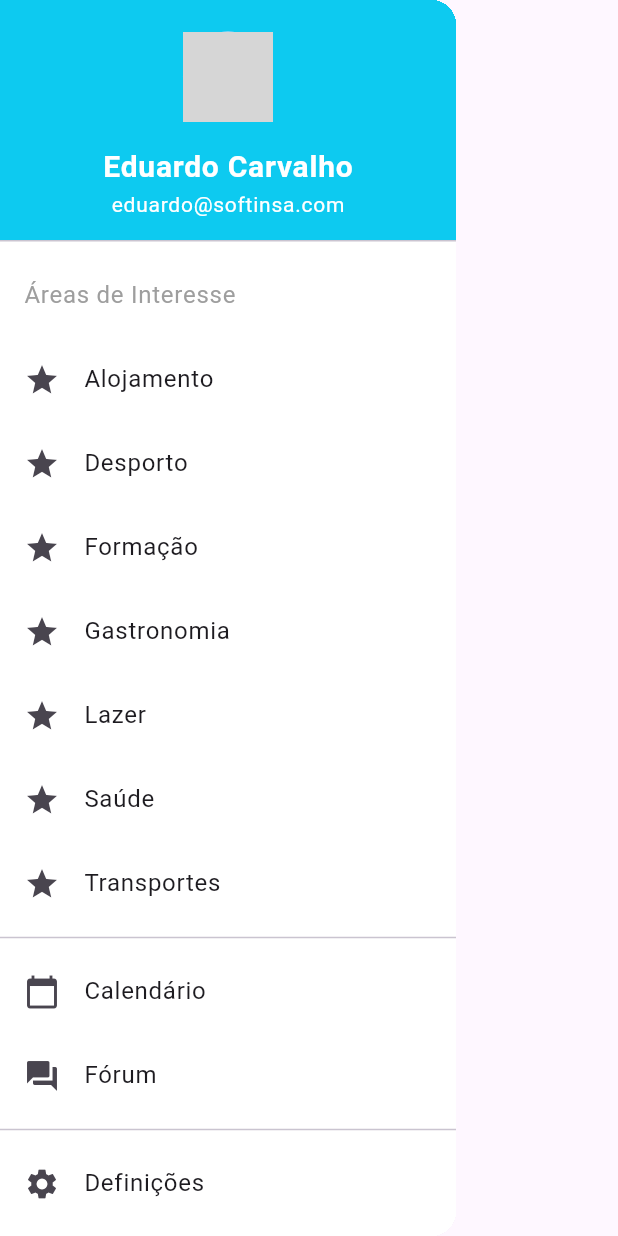
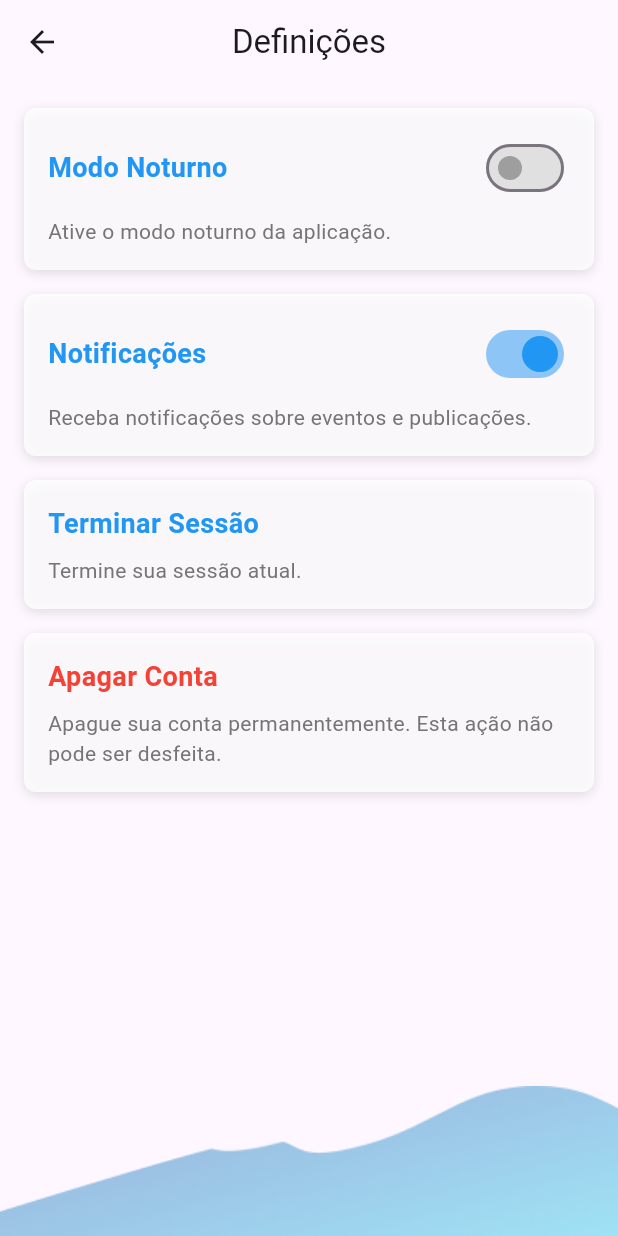
Before and after one commit to Hazyc/PINT-Mobile, a Flutter app: the CustomDrawer widget shown alone on an empty page, opened directly with empty values, after a tap on "Definições", on a phone screen of 412 x 824 dp. Run offline on Flutter 3.47's test engine with Material 3 defaults, Android fonts, the phone set to English and light mode, and no system bars; our stand-ins replace curved_navigation_bar, file_picker, flutter_rating_bar, flutter_secure_storage, geolocator, google_maps_flutter and 3 more; accounts and stored records are empty; network calls fail; grey boxes are pictures that could not be loaded.

Commit message:
Atualização v3

```diff
--- a/lib/Components/Drawer.dart
+++ b/lib/Components/Drawer.dart
@@ -2,6 +2,7 @@ import 'package:flutter/material.dart';
 import 'package:http/http.dart' as http;
 import 'dart:convert';
 import '../pages/ListaForuns.dart'; // Certifique-se de ajustar o caminho conforme necessário
+import '../pages/DefiniçõesPage.dart';
 
 class CustomDrawer extends StatefulWidget {
   final Function(String) onAreaTap;
@@ -170,9 +171,12 @@ class _CustomDrawerState extends State<CustomDrawer> {
             ListTile(
               leading: Icon(Icons.settings),
               title: Text('Definições'),
-              onTap: () {
-                // Navegação para a página de definições
-              },
+              onTap: () => Navigator.push(
+                context,
+                MaterialPageRoute(
+                  builder: (context) => SettingsPage(),
+                ),
+              ),
             ),
             ListTile(
               leading: Icon(Icons.exit_to_app),
--- /dev/null
+++ b/lib/pages/DefiniçõesPage.dart
@@ -0,0 +1,242 @@
+import 'package:flutter/material.dart';
+
+void main() {
+  runApp(MyApp());
+}
+
+class MyApp extends StatelessWidget {
+  @override
+  Widget build(BuildContext context) {
+    return MaterialApp(
+      home: SettingsPage(),
+    );
+  }
+}
+
+class SettingsPage extends StatefulWidget {
+  @override
+  _SettingsPageState createState() => _SettingsPageState();
+}
+
+class _SettingsPageState extends State<SettingsPage> {
+  bool isDarkMode = false;
+  bool isNotificationsEnabled = true;
+
+  @override
+  Widget build(BuildContext context) {
+    return Scaffold(
+      appBar: AppBar(
+        title: Text('Definições'),
+        centerTitle: true,
+      ),
+      body: Stack(
+        children: [
+          // Imagem de fundo
+          Positioned(
+            bottom: 0,
+            left: 0,
+            right: 0,
+            child: Image.asset(
+              'assets/vetor_invertido.png',
+              fit: BoxFit.cover,
+              height: 100,
+            ),
+          ),
+          Padding(
+            padding: const EdgeInsets.all(16.0),
+            child: Column(
+              crossAxisAlignment: CrossAxisAlignment.stretch,
+              children: [
+                buildSettingsOption(
+                  'Modo Noturno',
+                  'Ative o modo noturno da aplicação.',
+                  Switch(
+                    value: isDarkMode,
+                    onChanged: (bool value) {
+                      setState(() {
+                        isDarkMode = value;
+                      });
+                    },
+                    activeColor: Colors.blue,
+                    inactiveThumbColor: Colors.grey,
+                    inactiveTrackColor: Colors.grey[300],
+                  ),
+                  Colors.blue, // Cor do título
+                ),
+                SizedBox(height: 16),
+                buildSettingsOption(
+                  'Notificações',
+                  'Receba notificações sobre eventos e publicações.',
+                  Switch(
+                    value: isNotificationsEnabled,
+                    onChanged: (bool value) {
+                      setState(() {
+                        isNotificationsEnabled = value;
+                      });
+                    },
+                    activeColor: Colors.blue,
+                    inactiveThumbColor: Colors.grey,
+                    inactiveTrackColor: Colors.grey[300],
+                  ),
+                  Colors.blue, // Cor do título
+                ),
+                SizedBox(height: 16),
+                buildClickableOption(
+                  'Terminar Sessão',
+                  'Termine sua sessão atual.',
+                  () {
+                    showDialog(
+                      context: context,
+                      builder: (BuildContext context) {
+                        return AlertDialog(
+                          title: Text('Terminar Sessão'),
+                          content: Text('Tem certeza de que deseja terminar a sessão?'),
+                          actions: [
+                            TextButton(
+                              onPressed: () {
+                                Navigator.of(context).pop();
+                              },
+                              child: Text('Cancelar'),
+                            ),
+                            TextButton(
+                              onPressed: () {
+                                // Lógica para terminar a sessão
+                                Navigator.of(context).pop();
+                              },
+                              child: Text(
+                                'Terminar Sessão',
+                                style: TextStyle(color: Colors.red),
+                              ),
+                            ),
+                          ],
+                        );
+                      },
+                    );
+                  },
+                  Colors.blue, // Cor do título
+                ),
+                SizedBox(height: 16),
+                buildClickableOption(
+                  'Apagar Conta',
+                  'Apague sua conta permanentemente. Esta ação não pode ser desfeita.',
+                  () {
+                    showDialog(
+                      context: context,
+                      builder: (BuildContext context) {
+                        return AlertDialog(
+                          title: Text('Apagar Conta'),
+                          content: Text('Tem certeza de que deseja apagar sua conta? Esta ação não pode ser desfeita.'),
+                          actions: [
+                            TextButton(
+                              onPressed: () {
+                                Navigator.of(context).pop();
+                              },
+                              child: Text('Cancelar'),
+                            ),
+                            TextButton(
+                              onPressed: () {
+                                // Lógica para apagar a conta
+                                Navigator.of(context).pop();
+                              },
+                              child: Text('Apagar', style: TextStyle(color: Colors.red)),
+                            ),
+                          ],
+                        );
+                      },
+                    );
+                  },
+                  Colors.red, // Cor do título
+                ),
+              ],
+            ),
+          ),
+        ],
+      ),
+    );
+  }
+
+  Widget buildSettingsOption(String title, String description, Widget control, Color titleColor) {
+    return Container(
+      padding: const EdgeInsets.all(16.0),
+      decoration: BoxDecoration(
+        color: Colors.white.withOpacity(0.8),
+        borderRadius: BorderRadius.circular(8.0),
+        boxShadow: [
+          BoxShadow(
+            color: Colors.black12,
+            blurRadius: 6.0,
+            offset: Offset(0, 2),
+          ),
+        ],
+      ),
+      child: Column(
+        crossAxisAlignment: CrossAxisAlignment.start,
+        children: [
+          Row(
+            mainAxisAlignment: MainAxisAlignment.spaceBetween,
+            children: [
+              Text(
+                title,
+                style: TextStyle(
+                  fontSize: 18,
+                  fontWeight: FontWeight.bold,
+                  color: titleColor,
+                ),
+              ),
+              control,
+            ],
+          ),
+          SizedBox(height: 8),
+          Text(
+            description,
+            style: TextStyle(
+              fontSize: 14,
+              color: Colors.grey[600],
+            ),
+          ),
+        ],
+      ),
+    );
+  }
+
+  Widget buildClickableOption(String title, String description, VoidCallback onTap, Color color) {
+    return GestureDetector(
+      onTap: onTap,
+      child: Container(
+        padding: const EdgeInsets.all(16.0),
+        decoration: BoxDecoration(
+          color: Colors.white.withOpacity(0.8),
+          borderRadius: BorderRadius.circular(8.0),
+          boxShadow: [
+            BoxShadow(
+              color: Colors.black12,
+              blurRadius: 6.0,
+              offset: Offset(0, 2),
+            ),
+          ],
+        ),
+        child: Column(
+          crossAxisAlignment: CrossAxisAlignment.start,
+          children: [
+            Text(
+              title,
+              style: TextStyle(
+                fontSize: 18,
+                fontWeight: FontWeight.bold,
+                color: color,
+              ),
+            ),
+            SizedBox(height: 8),
+            Text(
+              description,
+              style: TextStyle(
+                fontSize: 14,
+                color: Colors.grey[600],
+              ),
+            ),
+          ],
+        ),
+      ),
+    );
+  }
+}
```
Also changed, not shown: lib/Components/ForumComponents/ChatPage.dart (added, +142 -0 lines), lib/Components/ForumComponents/SubForumPage.dart (+7 -1 lines).
